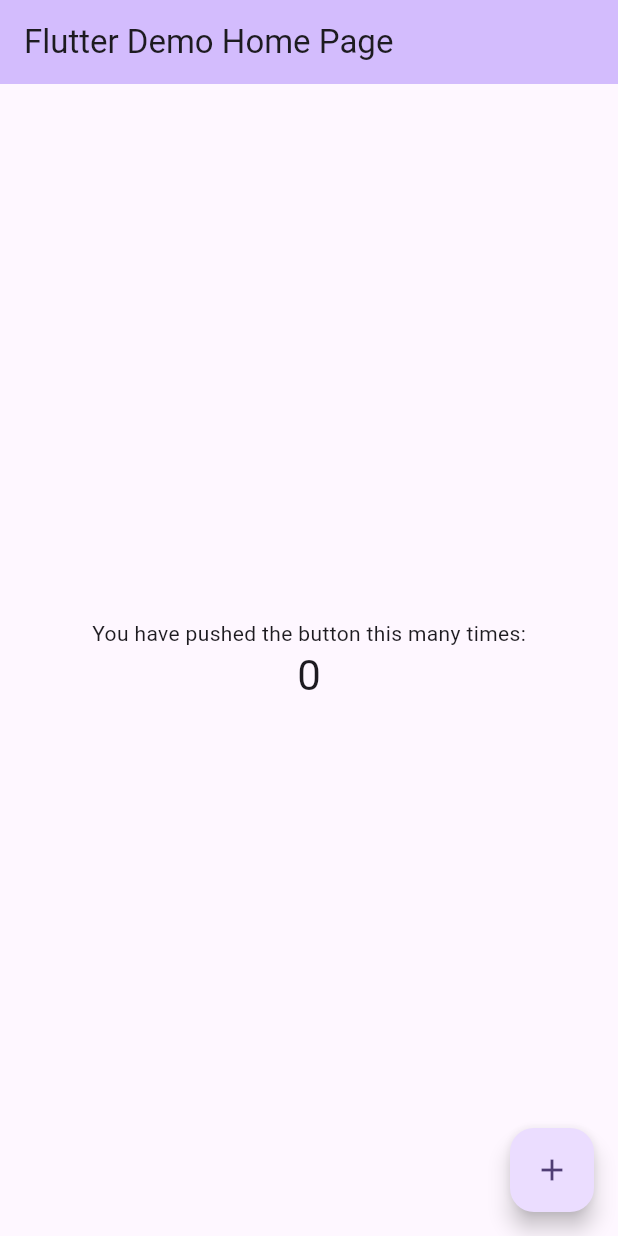
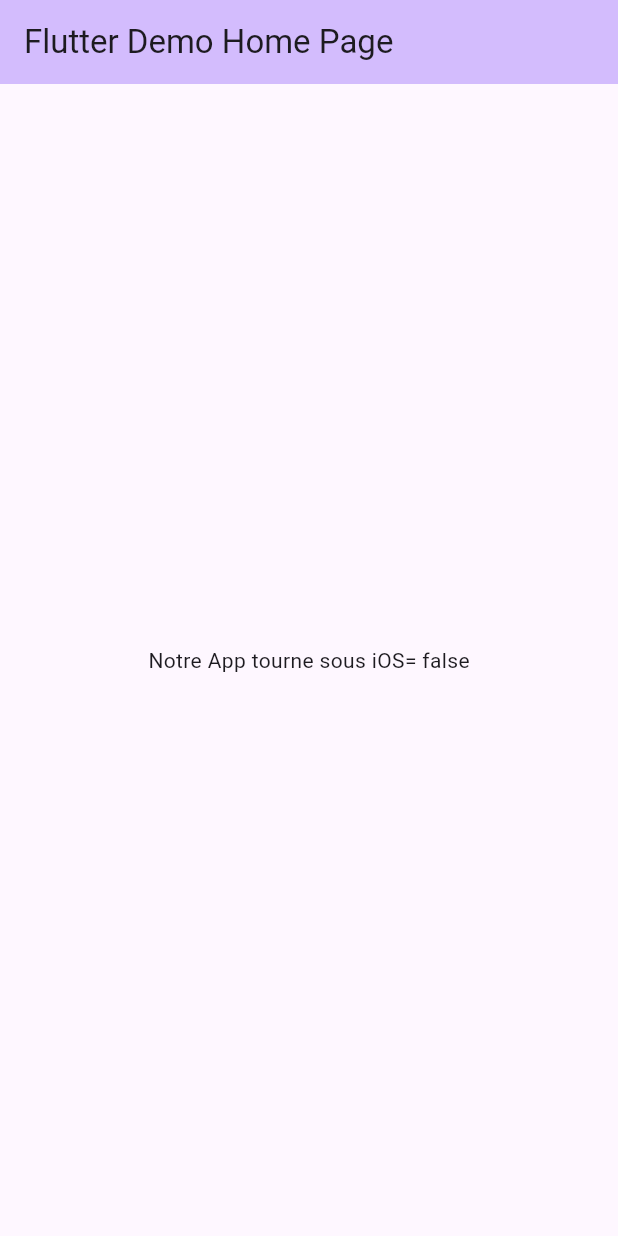
Before and after one commit to Keros67/adaptive_keros, a Flutter app: the screen it shows after launch, on a phone screen of 412 x 824 dp. Run offline on Flutter 3.47's test engine with Material 2 defaults, Android fonts, the phone set to English and light mode, and no system bars.

Commit message:
check OS version

```diff
--- a/example/lib/main.dart
+++ b/example/lib/main.dart
@@ -1,3 +1,4 @@
+import 'package:adaptive_keros/adaptive_keros.dart';
 import 'package:flutter/material.dart';
 
 void main() {
@@ -7,27 +8,12 @@ void main() {
 class MyApp extends StatelessWidget {
   const MyApp({super.key});
 
-  // This widget is the root of your application.
   @override
   Widget build(BuildContext context) {
     return MaterialApp(
+      debugShowCheckedModeBanner: false,
       title: 'Flutter Demo',
       theme: ThemeData(
-        // This is the theme of your application.
-        //
-        // TRY THIS: Try running your application with "flutter run". You'll see
-        // the application has a blue toolbar. Then, without quitting the app,
-        // try changing the seedColor in the colorScheme below to Colors.green
-        // and then invoke "hot reload" (save your changes or press the "hot
-        // reload" button in a Flutter-supported IDE, or press "r" if you used
-        // the command line to start the app).
-        //
-        // Notice that the counter didn't reset back to zero; the application
-        // state is not lost during the reload. To reset the state, use hot
-        // restart instead.
-        //
-        // This works for code too, not just values: Most code changes can be
-        // tested with just a hot reload.
         colorScheme: ColorScheme.fromSeed(seedColor: Colors.deepPurple),
         useMaterial3: true,
       ),
@@ -38,16 +24,6 @@ class MyApp extends StatelessWidget {
 
 class MyHomePage extends StatefulWidget {
   const MyHomePage({super.key, required this.title});
-
-  // This widget is the home page of your application. It is stateful, meaning
-  // that it has a State object (defined below) that contains fields that affect
-  // how it looks.
-
-  // This class is the configuration for the state. It holds the values (in this
-  // case the title) provided by the parent (in this case the App widget) and
-  // used by the build method of the State. Fields in a Widget subclass are
-  // always marked "final".
-
   final String title;
 
   @override
@@ -55,71 +31,24 @@ class MyHomePage extends StatefulWidget {
 }
 
 class _MyHomePageState extends State<MyHomePage> {
-  int _counter = 0;
-
-  void _incrementCounter() {
-    setState(() {
-      // This call to setState tells the Flutter framework that something has
-      // changed in this State, which causes it to rerun the build method below
-      // so that the display can reflect the updated values. If we changed
-      // _counter without calling setState(), then the build method would not be
-      // called again, and so nothing would appear to happen.
-      _counter++;
-    });
-  }
 
   @override
   Widget build(BuildContext context) {
-    // This method is rerun every time setState is called, for instance as done
-    // by the _incrementCounter method above.
-    //
-    // The Flutter framework has been optimized to make rerunning build methods
-    // fast, so that you can just rebuild anything that needs updating rather
-    // than having to individually change instances of widgets.
     return Scaffold(
       appBar: AppBar(
-        // TRY THIS: Try changing the color here to a specific color (to
-        // Colors.amber, perhaps?) and trigger a hot reload to see the AppBar
-        // change color while the other colors stay the same.
         backgroundColor: Theme.of(context).colorScheme.inversePrimary,
-        // Here we take the value from the MyHomePage object that was created by
-        // the App.build method, and use it to set our appbar title.
         title: Text(widget.title),
       ),
       body: Center(
-        // Center is a layout widget. It takes a single child and positions it
-        // in the middle of the parent.
         child: Column(
-          // Column is also a layout widget. It takes a list of children and
-          // arranges them vertically. By default, it sizes itself to fit its
-          // children horizontally, and tries to be as tall as its parent.
-          //
-          // Column has various properties to control how it sizes itself and
-          // how it positions its children. Here we use mainAxisAlignment to
-          // center the children vertically; the main axis here is the vertical
-          // axis because Columns are vertical (the cross axis would be
-          // horizontal).
-          //
-          // TRY THIS: Invoke "debug painting" (choose the "Toggle Debug Paint"
-          // action in the IDE, or press "p" in the console), to see the
-          // wireframe for each widget.
           mainAxisAlignment: MainAxisAlignment.center,
           children: <Widget>[
-            const Text(
-              'You have pushed the button this many times:',
-            ),
             Text(
-              '$_counter',
-              style: Theme.of(context).textTheme.headlineMedium,
+              'Notre App tourne sous iOS= ${Adaptive.isIOS()}',
             ),
           ],
         ),
       ),
-      floatingActionButton: FloatingActionButton(
-        onPressed: _incrementCounter,
-        tooltip: 'Increment',
-        child: const Icon(Icons.add),
-      ), // This trailing comma makes auto-formatting nicer for build methods.
     );
   }
 }
--- a/lib/adaptive_keros.dart
+++ b/lib/adaptive_keros.dart
@@ -1,7 +1,11 @@
 library adaptive_keros;
 
-/// A Calculator.
-class Calculator {
-  /// Returns [value] plus 1.
-  int addOne(int value) => value + 1;
+import 'package:flutter/material.dart';
+import 'package:flutter/cupertino.dart';
+import 'dart:io';
+
+class Adaptive {
+  static bool isIOS() => (Platform.isIOS);
+
+
 }
```
